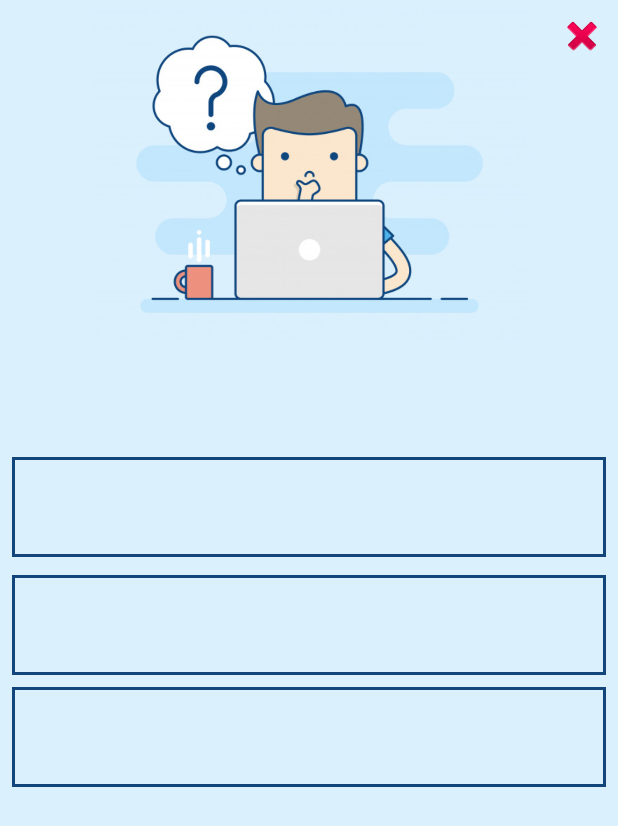
After one commit to IvanKaraslavov/Coinz, an Android app: the layout activity_questions.xml on its own in the app's theme, with its tools: preview values and no code run, on a phone screen of 412 x 824 dp. The commit adds this screen. Shown: the top 826 px of the screen. Run offline under Robolectric (Android 15) with nearby library versions, the phone set to English and light mode, and no system bars; network calls fail.

Commit message:
Added Questions and Questions Activity

```diff
--- a/app/src/main/AndroidManifest.xml
+++ b/app/src/main/AndroidManifest.xml
@@ -46,6 +46,9 @@
         <activity android:name=".BoostersActivity"
             android:theme="@style/AppTheme.NoActionBar"
             />
+        <activity
+            android:name=".QuestionsActivity"
+            android:theme="@android:style/Theme.Holo.Dialog.NoActionBar" />
     </application>
 
 </manifest>
--- /dev/null
+++ b/app/src/main/res/drawable/back.xml
@@ -0,0 +1,10 @@
+<?xml version="1.0" encoding="utf-8"?>
+<shape xmlns:android="http://schemas.android.com/apk/res/android" android:shape="rectangle" >
+    <solid android:color="#DAF0FD" />
+    <stroke android:width="2dip" android:color="#12457A" />
+    <padding android:left="16dp"
+        android:top="16dp"
+        android:right="16dp"
+        android:bottom="16dp" />
+
+</shape>
--- /dev/null
+++ b/app/src/main/res/layout/activity_questions.xml
@@ -0,0 +1,120 @@
+<?xml version="1.0" encoding="utf-8"?>
+<android.support.constraint.ConstraintLayout xmlns:android="http://schemas.android.com/apk/res/android"
+    android:layout_width="match_parent"
+    android:layout_height="match_parent"
+    android:background="#DAF0FD"
+    xmlns:app="http://schemas.android.com/apk/res-auto"
+    xmlns:tools="http://schemas.android.com/tools">
+
+    <ImageView
+        android:id="@+id/question_layout"
+        android:layout_width="354dp"
+        android:layout_height="219dp"
+        android:layout_marginBottom="8dp"
+        android:layout_marginEnd="8dp"
+        android:layout_marginStart="8dp"
+        android:contentDescription="bank image"
+        android:src="@drawable/questions_background"
+        app:layout_constraintBottom_toBottomOf="parent"
+        app:layout_constraintEnd_toEndOf="parent"
+        app:layout_constraintStart_toStartOf="parent"
+        app:layout_constraintTop_toTopOf="parent"
+        app:layout_constraintVertical_bias="0.00999999"
+        tools:ignore="HardcodedText" />
+
+    <ImageView
+        android:id="@+id/exit_questions_popup"
+        android:layout_width="wrap_content"
+        android:layout_height="wrap_content"
+        android:layout_marginEnd="8dp"
+        android:layout_marginStart="8dp"
+        android:layout_marginTop="8dp"
+        android:contentDescription="cross image"
+        android:src="@android:drawable/ic_delete"
+        app:layout_constraintEnd_toEndOf="parent"
+        app:layout_constraintHorizontal_bias="1.0"
+        app:layout_constraintStart_toStartOf="parent"
+        app:layout_constraintTop_toTopOf="parent"
+        tools:ignore="HardcodedText" />
+
+    <TextView
+        android:id="@+id/question_title"
+        android:textAlignment="center"
+        android:layout_width="wrap_content"
+        android:layout_height="wrap_content"
+        android:layout_marginBottom="8dp"
+        android:layout_marginEnd="8dp"
+        android:layout_marginStart="8dp"
+        android:layout_marginTop="8dp"
+        android:text=""
+        android:textColor="#12457A"
+        android:textSize="25sp"
+        android:textStyle="bold"
+        app:layout_constraintBottom_toBottomOf="parent"
+        app:layout_constraintEnd_toEndOf="parent"
+        app:layout_constraintHorizontal_bias="0.48"
+        app:layout_constraintStart_toStartOf="parent"
+        app:layout_constraintTop_toBottomOf="@+id/question_layout"
+        app:layout_constraintVertical_bias="0.0" />
+
+    <TextView
+        android:id="@+id/first_answer"
+        android:layout_width="match_parent"
+        android:layout_height="wrap_content"
+        android:layout_marginBottom="8dp"
+        android:layout_marginEnd="8dp"
+        android:layout_marginStart="8dp"
+        android:layout_marginTop="8dp"
+        android:background="@drawable/back"
+        android:text=""
+        android:textAlignment="center"
+        android:textColor="#12457A"
+        android:textSize="25sp"
+        app:layout_constraintBottom_toBottomOf="parent"
+        app:layout_constraintEnd_toEndOf="parent"
+        app:layout_constraintHorizontal_bias="0.48"
+        app:layout_constraintStart_toStartOf="parent"
+        app:layout_constraintTop_toBottomOf="@+id/question_title"
+        app:layout_constraintVertical_bias="0.060000002" />
+
+    <TextView
+        android:id="@+id/second_answer"
+        android:layout_width="match_parent"
+        android:layout_height="wrap_content"
+        android:layout_marginBottom="8dp"
+        android:layout_marginEnd="8dp"
+        android:layout_marginStart="8dp"
+        android:layout_marginTop="8dp"
+        android:background="@drawable/back"
+        android:text=""
+        android:textAlignment="center"
+        android:textColor="#12457A"
+        android:textSize="25sp"
+        app:layout_constraintBottom_toBottomOf="parent"
+        app:layout_constraintEnd_toEndOf="parent"
+        app:layout_constraintHorizontal_bias="0.48"
+        app:layout_constraintStart_toStartOf="parent"
+        app:layout_constraintTop_toBottomOf="@+id/first_answer"
+        app:layout_constraintVertical_bias="0.00999999" />
+
+    <TextView
+        android:id="@+id/third_answer"
+        android:layout_width="match_parent"
+        android:layout_height="wrap_content"
+        android:layout_marginBottom="8dp"
+        android:layout_marginEnd="8dp"
+        android:layout_marginStart="8dp"
+        android:layout_marginTop="8dp"
+        android:background="@drawable/back"
+        android:text=""
+        android:textAlignment="center"
+        android:textColor="#12457A"
+        android:textSize="25sp"
+        app:layout_constraintBottom_toBottomOf="parent"
+        app:layout_constraintEnd_toEndOf="parent"
+        app:layout_constraintHorizontal_bias="0.48"
+        app:layout_constraintStart_toStartOf="parent"
+        app:layout_constraintTop_toBottomOf="@+id/second_answer"
+        app:layout_constraintVertical_bias="0.0" />
+
+</android.support.constraint.ConstraintLayout>
```
Also changed, not shown: app/src/main/java/com/example/android/coinz/BoostersActivity.java (added, +79 -0 lines), app/src/main/java/com/example/android/coinz/MainActivity.java (+38 -2 lines), app/src/main/java/com/example/android/coinz/Player.java (+13 -0 lines), app/src/main/java/com/example/android/coinz/Question.java (added, +61 -0 lines), app/src/main/java/com/example/android/coinz/QuestionsActivity.java (added, +174 -0 lines), app/src/main/res/drawable/correct.xml (added, +9 -0 lines), app/src/main/res/drawable/wrong.xml (added, +9 -0 lines), app/src/main/res/layout/activity_boosters.xml (added, +108 -0 lines), app/src/main/res/drawable/booster_button.png (added), app/src/main/res/drawable/boosters_background.png (added), app/src/main/res/drawable/image_booster.png (added), app/src/main/res/drawable/questions_background.png (added), app/src/main/res/drawable/wallet_icon.png (added), 1 other file.
